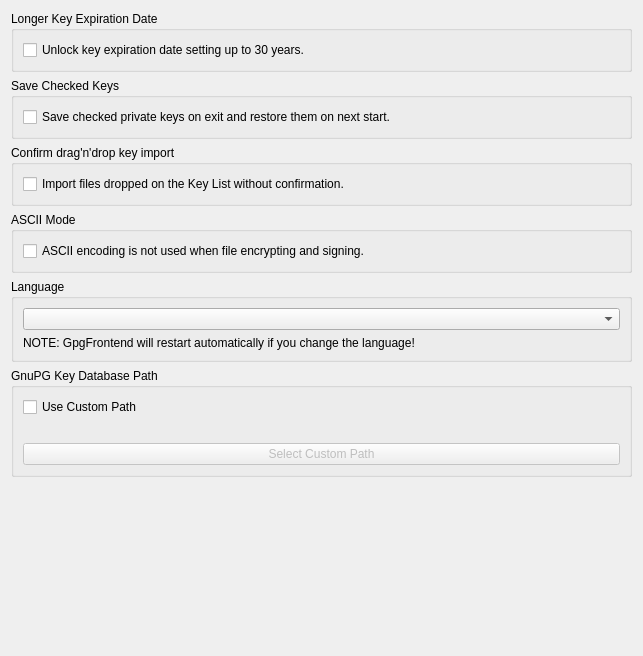
Above: ui/GeneralSettings.ui from saturneric/GpgFrontend before the change. Below: the same form after it.
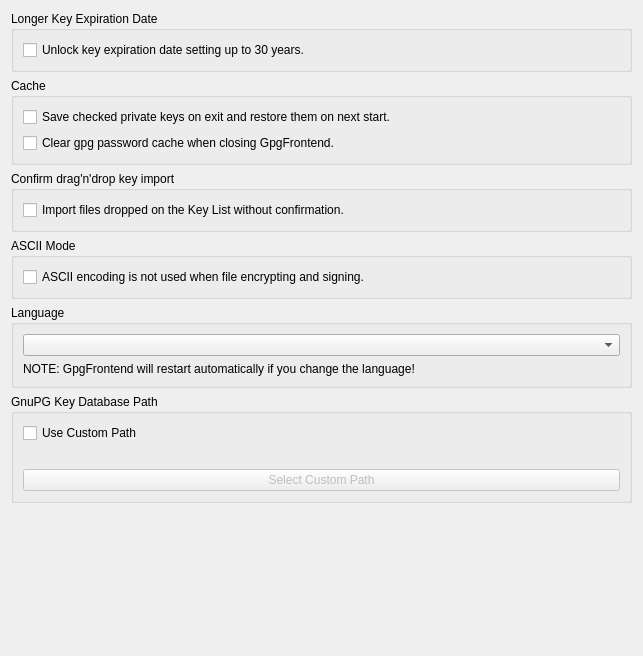
That is the form after the change.

Diff of the .ui file:
```diff
--- a/ui/GeneralSettings.ui
+++ b/ui/GeneralSettings.ui
@@ -39,7 +39,7 @@
      <item>
       <widget class="QGroupBox" name="saveCheckedKeysBox">
        <property name="title">
-        <string>Save Checked Keys</string>
+        <string>Cache</string>
        </property>
        <layout class="QGridLayout" name="gridLayout_3">
         <item row="0" column="0">
@@ -51,6 +51,13 @@
             </property>
            </widget>
           </item>
+          <item>
+           <widget class="QCheckBox" name="clearGpgPasswordCacheCheckBox">
+            <property name="text">
+             <string>Clear gpg password cache when closing GpgFrontend.</string>
+            </property>
+           </widget>
+          </item>
          </layout>
         </item>
        </layout>
```
Left out of the diff: 2 changed lines with no effect on the pictures.
